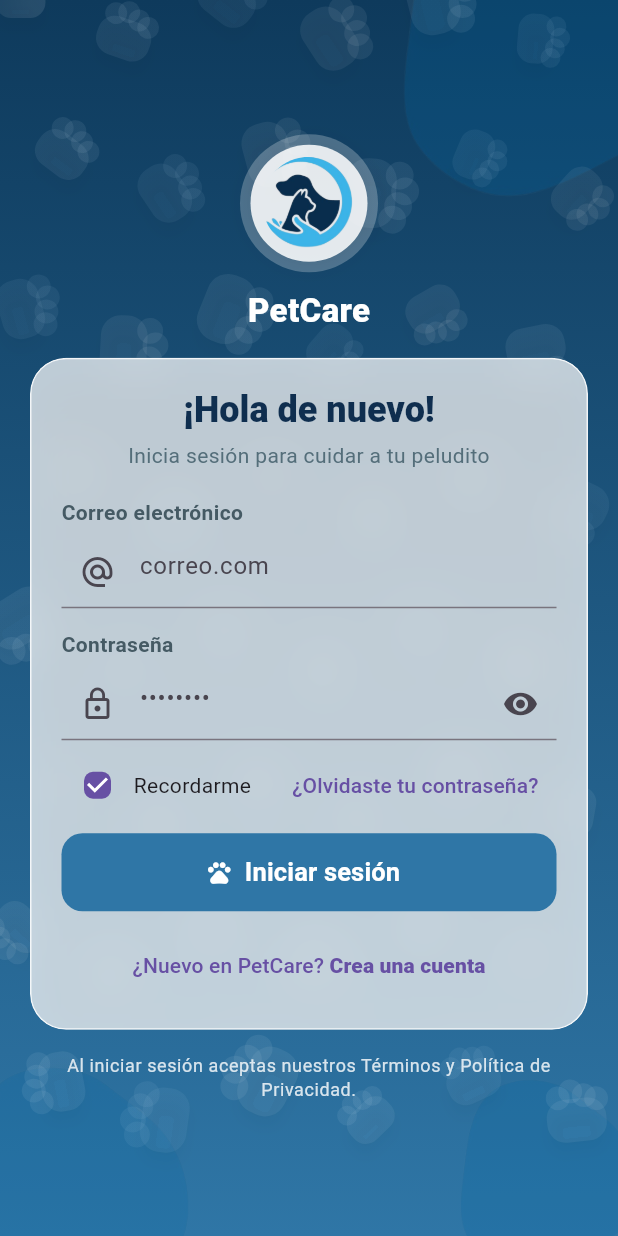
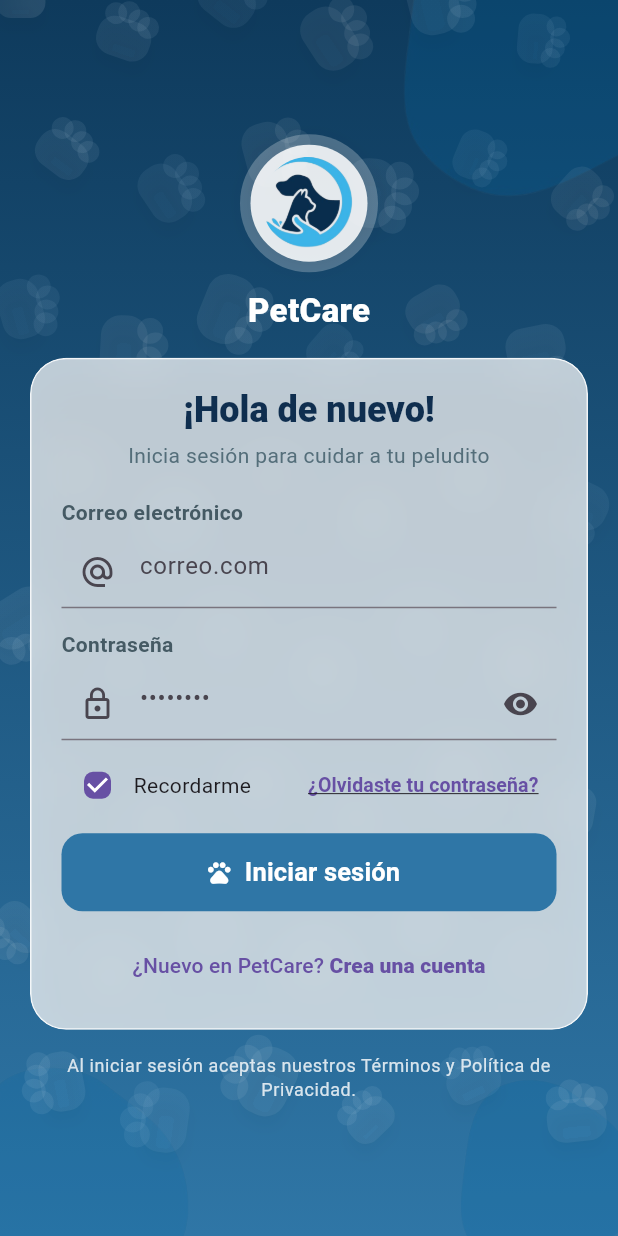
Before and after one commit to OmegaBrat04/petcare_app, a Flutter app: the LoginPawView screen opened directly, on a phone screen of 412 x 824 dp. Run offline on Flutter 3.47's test engine with Material 3 defaults, Android fonts, the phone set to English and light mode, and no system bars.

Commit message:
Cambio a Apuntadores Login

```diff
--- a/lib/App/Vista/Splash.dart
+++ b/lib/App/Vista/Splash.dart
@@ -39,6 +39,7 @@ class _SplashScreenState extends State<SplashScreen> with TickerProviderStateMix
       AnimationController(vsync: this, duration: const Duration(seconds: 18))..repeat();
   late final AnimationController _shimmerCtrl =
       AnimationController(vsync: this, duration: const Duration(milliseconds: 2400))..repeat();
+
 
   Timer? _timer;
 
--- a/lib/App/Vista/login.dart
+++ b/lib/App/Vista/login.dart
@@ -213,7 +213,11 @@ class _LoginPawViewState extends State<LoginPawView> with SingleTickerProviderSt
               const Spacer(),
               TextButton(
                 onPressed: () {},
-                child: const Text('¿Olvidaste tu contraseña?'),
+                child: const Text('¿Olvidaste tu contraseña?', style: TextStyle(
+                  decoration: TextDecoration.underline,
+                  fontWeight: FontWeight.w600,
+                  fontSize: 13,
+                ),),
               )
             ],
           ),
@@ -256,7 +260,7 @@ class _LoginPawViewState extends State<LoginPawView> with SingleTickerProviderSt
               onPressed: () {
                 Navigator.push(
                   context,
-                  MaterialPageRoute(builder: (_) => const PetCareSignUpApp()),
+                  MaterialPageRoute(builder: (_) => const SignUpPawView()),
                 );
               },
               child: const Text.rich(TextSpan(children: [
```
Also changed, not shown: 1 other file.
